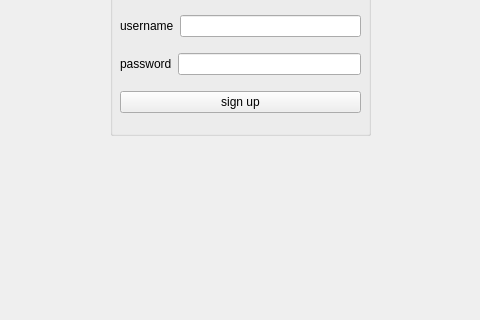
Before: the Qt Designer form registerwindow.ui in osamahammad21/Distributed, drawn with Qt 5; both pictures show x 190 to 670 and y 195 to 515 of the 800 by 600 pixel window.
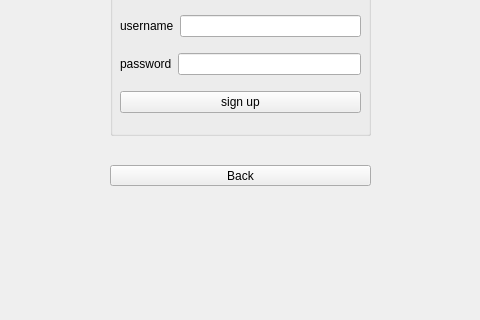
After: the same form once the commit is applied.

The edit to the form file:
```diff
--- a/registerwindow.ui
+++ b/registerwindow.ui
@@ -77,9 +77,9 @@
    <widget class="QLabel" name="label_successMessage">
     <property name="geometry">
      <rect>
-      <x>310</x>
+      <x>300</x>
       <y>330</y>
-      <width>241</width>
+      <width>261</width>
       <height>21</height>
      </rect>
     </property>
@@ -87,6 +87,19 @@
      <string/>
     </property>
    </widget>
+   <widget class="QPushButton" name="pushButton_back">
+    <property name="geometry">
+     <rect>
+      <x>300</x>
+      <y>360</y>
+      <width>261</width>
+      <height>21</height>
+     </rect>
+    </property>
+    <property name="text">
+     <string>Back</string>
+    </property>
+   </widget>
   </widget>
   <widget class="QMenuBar" name="menubar">
    <property name="geometry">
```
